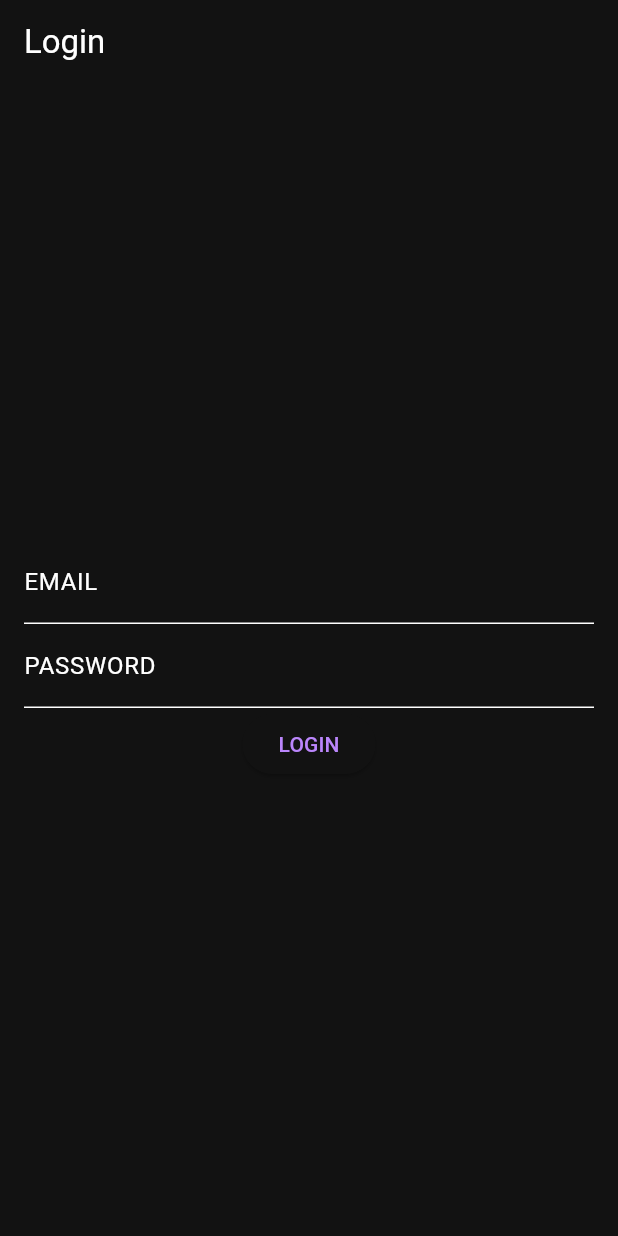
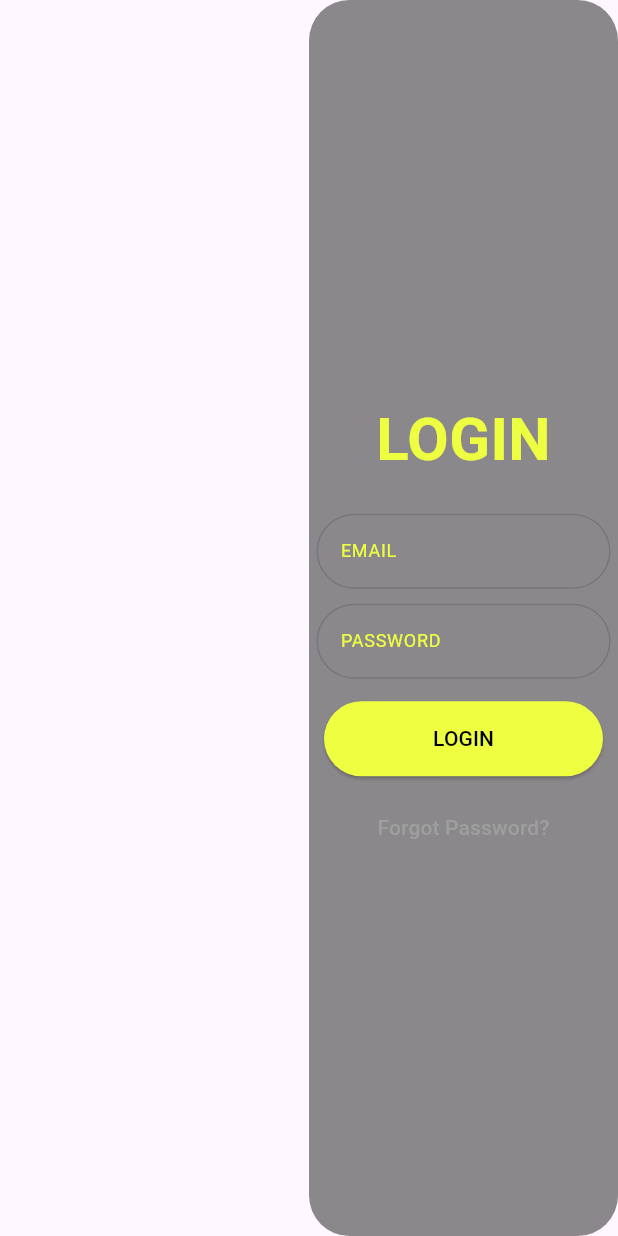
Before and after one commit to taenyeon/chat_app, a Flutter app: the screen it shows after launch, after a tap on "LOGIN", on a phone screen of 412 x 824 dp. Run offline on Flutter 3.47's test engine with Material 3 defaults, Android fonts, the phone set to English and light mode, and no system bars; our stand-ins replace dio, flutter_secure_storage, get, google_fonts; missing offline and left inert: stomp_dart_client; network calls fail.

Commit message:
chat_app init

```diff
--- a/lib/app/controller/login_controller.dart
+++ b/lib/app/controller/login_controller.dart
@@ -34,11 +34,6 @@ class LoginController extends GetxController {
   }
 
   void login() async {
-    Get.dialog(
-        const Center(
-          child: CircularProgressIndicator(),
-        ),
-        barrierDismissible: false);
     Token? token = await userRepository.login(
         usernameController.text, passwordController.text);
     if (token != null) {
--- a/lib/app/ui/Login/login_page.dart
+++ /dev/null
@@ -1,39 +0,0 @@
-import 'package:chat_app/app/controller/login_controller.dart';
-import 'package:flutter/material.dart';
-import 'package:get/get.dart';
-
-class LoginPage extends StatelessWidget {
-  const LoginPage({super.key});
-
-  @override
-  Widget build(BuildContext context) {
-    final LoginController loginController = Get.put(LoginController());
-    return Scaffold(
-      appBar: AppBar(
-        title: const Text('Login'),
-      ),
-      body: Container(
-        padding: const EdgeInsets.all(16.0),
-        child: Form(
-          child: Column(
-            mainAxisAlignment: MainAxisAlignment.center,
-            children: [
-              TextFormField(
-                controller: loginController.usernameController,
-                decoration: const InputDecoration(labelText: 'EMAIL'),
-              ),
-              TextFormField(
-                controller: loginController.passwordController,
-                decoration: const InputDecoration(labelText: 'PASSWORD'),
-                obscureText: true,
-              ),
-              ElevatedButton(
-                  onPressed: () => loginController.login(),
-                  child: const Text('LOGIN'))
-            ],
-          ),
-        ),
-      ),
-    );
-  }
-}
--- /dev/null
+++ b/lib/app/ui/chat/chat_page.dart
@@ -0,0 +1,42 @@
+import 'package:flutter/cupertino.dart';
+import 'package:flutter/material.dart';
+
+class ChatPage extends StatelessWidget {
+  const ChatPage({super.key});
+
+  @override
+  Widget build(BuildContext context) {
+    return Row(
+      children: [Expanded(child: ChatRoomListInterface())],
+    );
+  }
+}
+
+class ChatRoomListInterface extends StatelessWidget {
+  const ChatRoomListInterface({super.key});
+
+  @override
+  Widget build(BuildContext context) {
+    return Scaffold(
+      body: SingleChildScrollView(
+        child: ListBody(
+          children: _chatList(),
+        ),
+      ),
+    );
+  }
+
+  List<Widget> _chatList() {
+    return [];
+  }
+}
+
+class ChatInterface extends StatelessWidget {
+  const ChatInterface({super.key});
+
+  @override
+  Widget build(BuildContext context) {
+    // TODO: implement build
+    throw UnimplementedError();
+  }
+}
--- /dev/null
+++ b/lib/app/ui/login/login_page.dart
@@ -0,0 +1,133 @@
+import 'package:chat_app/app/controller/login_controller.dart';
+import 'package:flutter/material.dart';
+import 'package:get/get.dart';
+
+class LoginPage extends StatelessWidget {
+  const LoginPage({super.key});
+
+  @override
+  Widget build(BuildContext context) {
+    return Scaffold(
+      body: Row(
+        mainAxisAlignment: MainAxisAlignment.center,
+        children: <Widget>[
+          Expanded(child: Container()),
+          const Expanded(child: LoginInterface())
+        ],
+      ),
+    );
+  }
+}
+
+class LoginInterface extends StatelessWidget {
+  const LoginInterface({super.key});
+
+  @override
+  Widget build(BuildContext context) {
+    final LoginController loginController = Get.put(LoginController());
+    return Container(
+      decoration: BoxDecoration(
+        borderRadius: BorderRadius.circular(27),
+        color: Colors.black45,
+      ),
+      child: Column(
+        mainAxisAlignment: MainAxisAlignment.center,
+        children: [
+          const Padding(
+            padding: EdgeInsets.all(16.0),
+            child: Text(
+              "LOGIN",
+              style: TextStyle(
+                fontSize: 40,
+                color: Colors.limeAccent,
+                fontWeight: FontWeight.bold,
+              ),
+            ),
+          ),
+          Column(
+            mainAxisAlignment: MainAxisAlignment.center,
+            children: [
+              Center(
+                child: Container(
+                  padding: const EdgeInsets.all(5.0),
+                  child: SizedBox(
+                    width: 200,
+                    height: 50,
+                    child: TextFormField(
+                      style: const TextStyle(
+                        color: Colors.white,
+                      ),
+                      controller: loginController.usernameController,
+                      decoration: InputDecoration(
+                        border: OutlineInputBorder(
+                          borderRadius: BorderRadius.circular(90.0),
+                          borderSide: const BorderSide(
+                            color: Colors.white,
+                          ),
+                        ),
+                        labelText: 'EMAIL',
+                        labelStyle: const TextStyle(
+                          fontSize: 12,
+                          color: Colors.limeAccent,
+                        ),
+                      ),
+                    ),
+                  ),
+                ),
+              ),
+              Center(
+                child: Container(
+                  padding: const EdgeInsets.all(5.0),
+                  child: SizedBox(
+                    width: 200,
+                    height: 50,
+                    child: TextFormField(
+                      style: const TextStyle(
+                        color: Colors.white,
+                      ),
+                      controller: loginController.passwordController,
+                      obscureText: true,
+                      decoration: InputDecoration(
+                        border: OutlineInputBorder(
+                            borderRadius: BorderRadius.circular(90.0),
+                            borderSide: const BorderSide(color: Colors.white)),
+                        labelText: 'PASSWORD',
+                        labelStyle: const TextStyle(
+                          fontSize: 12,
+                          color: Colors.limeAccent,
+                        ),
+                      ),
+                    ),
+                  ),
+                ),
+              ),
+              Container(
+                  padding: const EdgeInsets.all(10),
+                  child: SizedBox(
+                    width: 200,
+                    height: 50,
+                    child: ElevatedButton(
+                      onPressed: () => loginController.login(),
+                      style: ElevatedButton.styleFrom(
+                        backgroundColor: Colors.limeAccent,
+                      ),
+                      child: const Text(
+                        'LOGIN',
+                        style: TextStyle(color: Colors.black),
+                      ),
+                    ),
+                  )),
+              TextButton(
+                onPressed: () {},
+                child: const Text(
+                  'Forgot Password?',
+                  style: TextStyle(color: Colors.grey),
+                ),
+              ),
+            ],
+          ),
+        ],
+      ),
+    );
+  }
+}
--- /dev/null
+++ b/lib/app/util/chat_client.dart
@@ -0,0 +1,61 @@
+import 'dart:convert';
+
+import 'package:chat_app/app/data/token/repository/token_repository.dart';
+import 'package:get/get.dart';
+import 'package:logging/logging.dart';
+import 'package:stomp_dart_client/stomp.dart';
+import 'package:stomp_dart_client/stomp_config.dart';
+import 'package:stomp_dart_client/stomp_frame.dart';
+
+class ChatClient {
+  static StompClient? client;
+  static Logger log = Logger("ChatClient");
+  static TokenRepository tokenRepository = TokenRepository();
+
+  static init() async {
+    var accessToken = await tokenRepository.getAccessToken();
+    log.info("[INIT] accessToken : $accessToken");
+    if (accessToken != null && client == null) {
+      client = StompClient(
+        config: StompConfig.sockJS(
+          url: 'http://localhost:8000/chat',
+          stompConnectHeaders: {
+            "access_token": accessToken,
+          },
+          beforeConnect: beforeConnect,
+          onConnect: connect,
+          // onDisconnect: (frame) => {},
+        ),
+      );
+      //client?.activate();
+      client?.activate();
+    }
+  }
+
+  static Future<void> beforeConnect() async {
+    log.info("[TRY CONNECT] waiting to connect...");
+    await Future.delayed(const Duration(milliseconds: 200));
+  }
+
+  static void connect(StompFrame frame) {
+    log.info("[CONNECT] USER : ${frame.headers['user-name']}");
+    subscribe(frame);
+  }
+
+  static subscribe(StompFrame frame) {
+    client?.subscribe(
+      destination: "/sub/chat/${frame.headers['user-name']}",
+      callback: (res) => {
+        Get.snackbar("RECEIVE MESSAGE", res.body!),
+      },
+    );
+  }
+
+  send(Map<String, dynamic> message) {
+    client?.send(
+      destination: "/pub/chat/message",
+      headers: {"accessToken": "token"},
+      body: message.toString(),
+    );
+  }
+}
--- a/lib/main.dart
+++ b/lib/main.dart
@@ -1,3 +1,4 @@
+import 'package:chat_app/app/util/chat_client.dart';
 import 'package:chat_app/app/util/log/logging_util.dart';
 import 'package:flutter/foundation.dart';
 import 'package:flutter/material.dart';
@@ -9,6 +10,7 @@ import 'package:logging/logging.dart';
 void main() {
   Logger.root.level = Level.ALL;
   Logger.root.onRecord.listen((record) {
+    if (kDebugMode) {
       print('✈️ ${record.time}'
           ' - '
           '${LoggingUtil.getLogLevel(record.level)} '
@@ -16,6 +18,7 @@ void main() {
           '\x1B[34m${record.loggerName}\x1B[0m'
           ' : '
           '${record.message}');
+    }
   });
   WidgetsFlutterBinding.ensureInitialized();
   runApp(const MyApp());
@@ -27,19 +30,27 @@ class MyApp extends StatelessWidget {
   // This widget is the root of your application.
   @override
   Widget build(BuildContext context) {
+    ChatClient.init();
     return GetMaterialApp(
       debugShowCheckedModeBanner: false,
       defaultTransition: Transition.rightToLeft,
       title: 'Flutter Demo',
       theme: ThemeData(
-        appBarTheme: const AppBarTheme(),
-        colorScheme: const ColorScheme.dark(),
-        primarySwatch: Colors.deepPurple,
+        appBarTheme: const AppBarTheme(
+          color: Colors.limeAccent,
+        ),
+        colorScheme: ThemeData().colorScheme.copyWith(
+              primary: Colors.limeAccent,
+              background: Colors.black,
+            ),
+        primarySwatch: Colors.lime,
+        primaryColor: Colors.limeAccent,
         textTheme: TextTheme(
           headlineSmall: GoogleFonts.exo2(
-                color: Colors.deepPurple,
+              color: Colors.limeAccent,
               fontSize: 18,
-                fontWeight: FontWeight.bold)),
+              fontWeight: FontWeight.bold),
+        ),
       ),
       initialRoute: '/',
       getPages: AppPages.routes,
--- a/pubspec.yaml
+++ b/pubspec.yaml
@@ -19,6 +19,7 @@ dependencies:
   google_fonts:
   logging:
   change_app_package_name: ^1.1.0
+  stomp_dart_client:
 
 dev_dependencies:
   flutter_test:
@@ -28,3 +29,5 @@ dev_dependencies:
 
 flutter:
   uses-material-design: true
+  assets:
+    - image/main.jpg
```
Also changed, not shown: pubspec.lock. Lines whose indentation alone changed are shown as unchanged.
